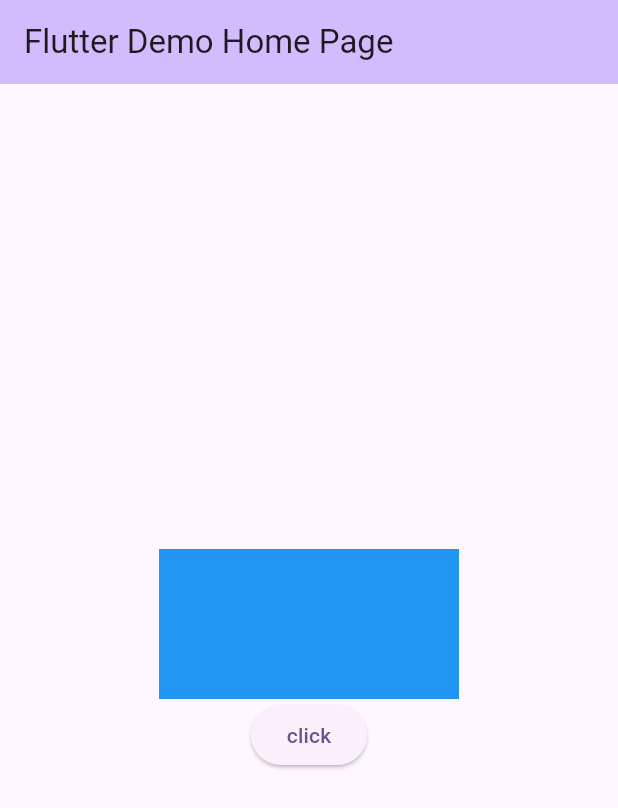
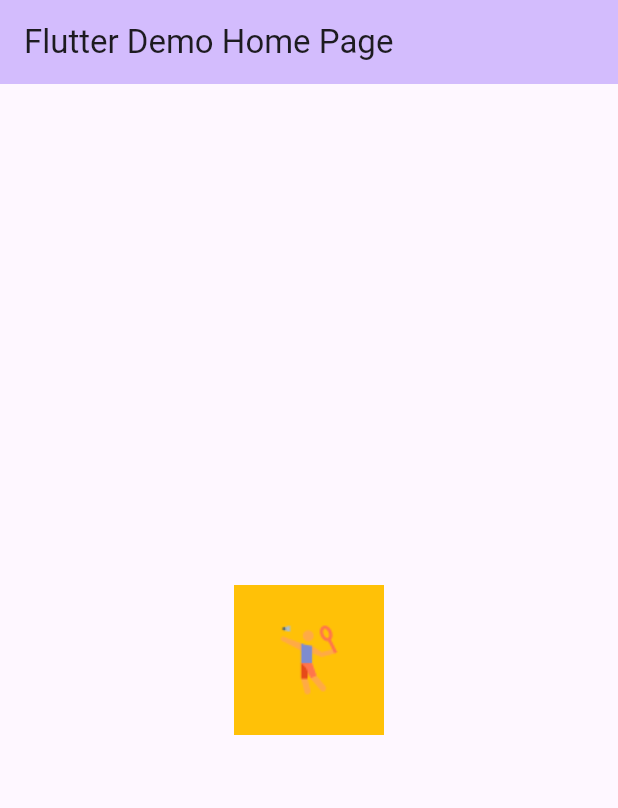
Before and after one commit to Foysalrabby/flutteranimation, a Flutter app: the screen it shows after launch, on a phone screen of 412 x 824 dp. Shown: the top 808 px of the screen. Run offline on Flutter 3.47's test engine with Material 3 defaults, Android fonts, the phone set to English and light mode, and no system bars.

```diff
--- a/animation/lib/main.dart
+++ b/animation/lib/main.dart
@@ -31,12 +31,6 @@ class MyHomePage extends StatefulWidget {
 }
 
 class _MyHomePageState extends State<MyHomePage> {
-  var fwidth = 200.0;
-  var fheight = 100.0;
-  var myopacity = 1.0;
-  bool flag = true;
-  var bgcolor = Colors.blue;
-
   @override
   Widget build(BuildContext context) {
     return Scaffold(
@@ -44,37 +38,13 @@ class _MyHomePageState extends State<MyHomePage> {
           backgroundColor: Theme.of(context).colorScheme.inversePrimary,
           title: Text(widget.title),
         ),
-        body: Center(
-          child: Column(
-            mainAxisAlignment: MainAxisAlignment.center,
-            children: [
-              AnimatedOpacity(
-                opacity: myopacity,
-                curve: Curves.bounceIn,
-                duration: Duration(seconds: 2),
-                child: Container(
-                  width: fwidth,
-                  height: fheight,
-                  color: bgcolor,
-                ),
-              ),
-              ElevatedButton(
-                  onPressed: () {
-                    setState(() {
+        body: Center(child:Container(
+          width: 100,
+          height: 100,
+          color: Colors.amber,
+          child:Image.asset("assets/images/badminton.png"),))
 
-                       if (flag) {
-                        myopacity = 0.0;
-                         flag = false;
-                       } else {
-                     myopacity = 1.0;
 
-                     flag = true;
-                      }
-                    });
-                  },
-                  child: Text("click"))
-            ],
-          ),
-        ));
+        );
   }
 }
--- a/animation/pubspec.yaml
+++ b/animation/pubspec.yaml
@@ -59,9 +59,9 @@ flutter:
   uses-material-design: true
 
   # To add assets to your application, add an assets section, like this:
-  # assets:
-  #   - images/a_dot_burr.jpeg
-  #   - images/a_dot_ham.jpeg
+  assets:
+    - assets/images/
+
 
   # An image asset can refer to one or more resolution-specific "variants", see
   # https://flutter.dev/assets-and-images/#resolution-aware
```
Also changed, not shown: animation/assets/images/badminton.png (added), animation/assets/images/cricket.png (added).
